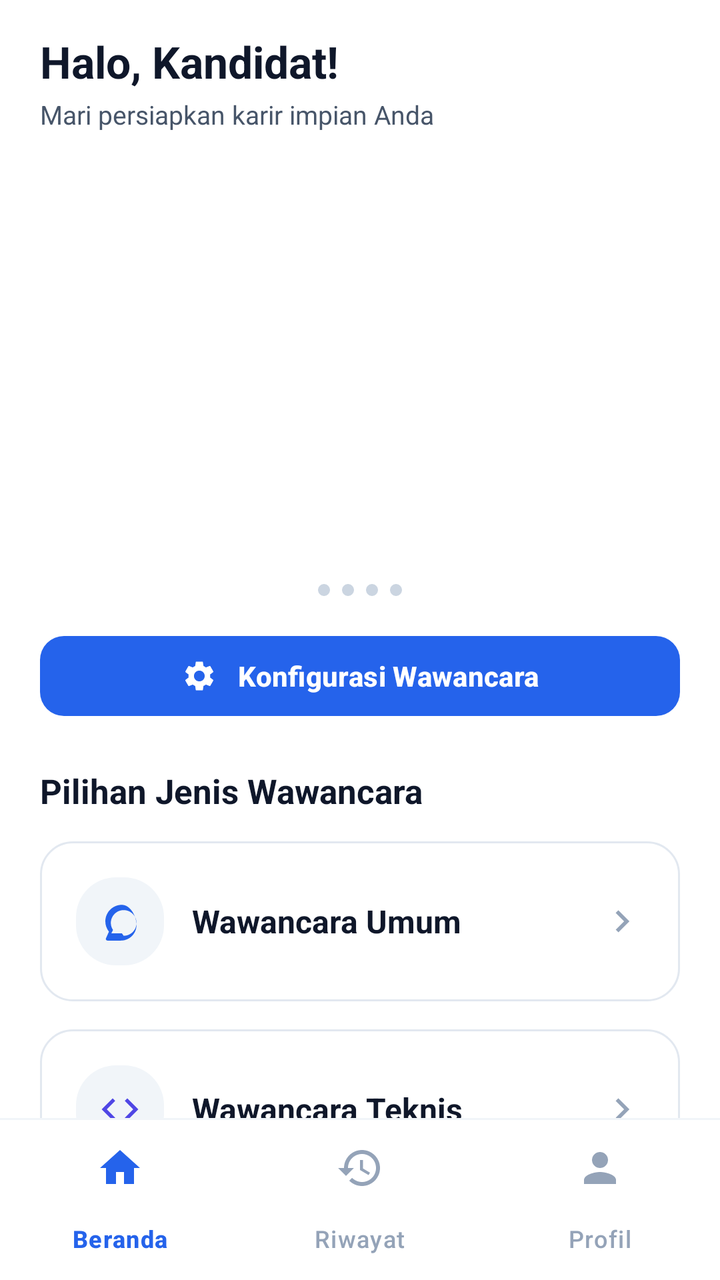
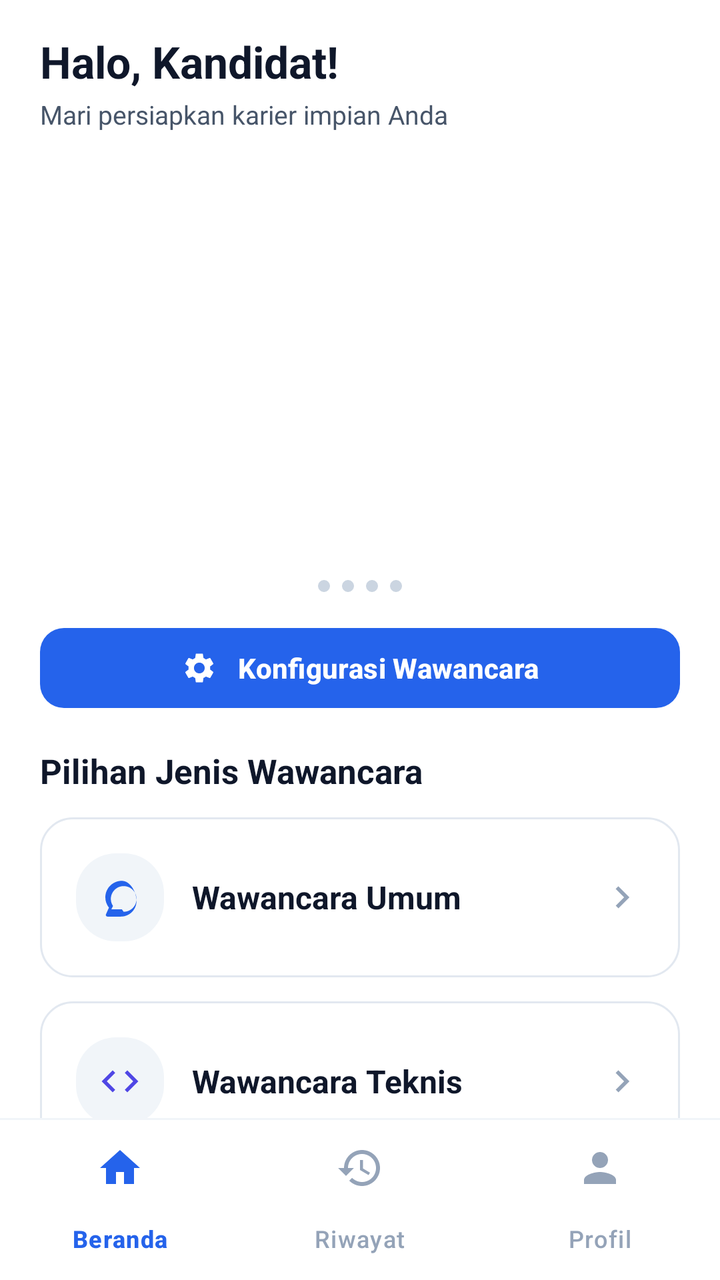

The first picture is an Android layout as it rendered before a commit; the second is the same layout after the commit. The layout source and the unified diff follow.
<!-- AndroidManifest.xml: application theme Theme.InterviewAI -->
<!-- res/layout/activity_home.xml -->
<?xml version="1.0" encoding="utf-8"?>
<LinearLayout xmlns:android="http://schemas.android.com/apk/res/android"
    xmlns:app="http://schemas.android.com/apk/res-auto"
    android:id="@+id/main"
    android:layout_width="match_parent"
    android:layout_height="match_parent"
    android:background="@color/white"
    android:orientation="vertical">

    
    <androidx.core.widget.NestedScrollView
        android:id="@+id/scrollHome"
        android:layout_width="match_parent"
        android:layout_height="0dp"
        android:layout_weight="1"
        android:background="@color/white"
        android:fillViewport="true">

        <LinearLayout
            android:layout_width="match_parent"
            android:layout_height="wrap_content"
            android:orientation="vertical"
            android:paddingHorizontal="20dp"
            android:paddingTop="16dp"
            android:paddingBottom="24dp">

            
            <LinearLayout
                android:layout_width="match_parent"
                android:layout_height="wrap_content"
                android:orientation="vertical"
                android:layout_marginBottom="16dp">

                <TextView
                    android:id="@+id/txtGreeting"
                    android:layout_width="wrap_content"
                    android:layout_height="wrap_content"
                    android:text="Halo, Kandidat!"
                    android:textColor="@color/text_primary"
                    android:textSize="22sp"
                    android:textStyle="bold" />

                <TextView
                    android:layout_width="wrap_content"
                    android:layout_height="wrap_content"
                    android:text="Mari persiapkan karir impian Anda"
                    android:textColor="@color/text_secondary"
                    android:textSize="13sp"
                    android:layout_marginTop="3dp" />
            </LinearLayout>

            
            <androidx.viewpager2.widget.ViewPager2
                android:id="@+id/pagerHeroCarousel"
                android:layout_width="match_parent"
                android:layout_height="200dp" />

            
            <LinearLayout
                android:id="@+id/layoutDotsIndicator"
                android:layout_width="match_parent"
                android:layout_height="wrap_content"
                android:orientation="horizontal"
                android:gravity="center"
                android:layout_marginTop="10dp"
                android:layout_marginBottom="16dp">

                <ImageView
                    android:id="@+id/dot0"
                    android:layout_width="wrap_content"
                    android:layout_height="wrap_content"
                    android:src="@drawable/dot_indicator_selector"
                    android:contentDescription="Slide 1"
                    android:layout_marginHorizontal="3dp" />

                <ImageView
                    android:id="@+id/dot1"
                    android:layout_width="wrap_content"
                    android:layout_height="wrap_content"
                    android:src="@drawable/dot_indicator_selector"
                    android:contentDescription="Slide 2"
                    android:layout_marginHorizontal="3dp" />

                <ImageView
                    android:id="@+id/dot2"
                    android:layout_width="wrap_content"
                    android:layout_height="wrap_content"
                    android:src="@drawable/dot_indicator_selector"
                    android:contentDescription="Slide 3"
                    android:layout_marginHorizontal="3dp" />

                <ImageView
                    android:id="@+id/dot3"
                    android:layout_width="wrap_content"
                    android:layout_height="wrap_content"
                    android:src="@drawable/dot_indicator_selector"
                    android:contentDescription="Slide 4"
                    android:layout_marginHorizontal="3dp" />

            </LinearLayout>

            
            <com.google.android.material.button.MaterialButton
                android:id="@+id/btnInterviewConfig"
                android:layout_width="match_parent"
                android:layout_height="48dp"
                android:text="Konfigurasi Wawancara"
                android:textColor="@color/white"
                android:textSize="14sp"
                android:textStyle="bold"
                app:icon="@drawable/ic_settings"
                app:iconTint="@color/white"
                app:iconGravity="textStart"
                app:iconPadding="10dp"
                app:backgroundTint="@color/primary"
                app:cornerRadius="12dp"
                android:layout_marginBottom="22dp" />

            
            <TextView
                android:id="@+id/txtSectionCategories"
                android:layout_width="wrap_content"
                android:layout_height="wrap_content"
                android:text="Pilihan Jenis Wawancara"
                android:textColor="@color/text_primary"
                android:textSize="17sp"
                android:textStyle="bold"
                android:layout_marginBottom="14dp" />

            
            <LinearLayout
                android:id="@+id/cardInterviewUmum"
                android:layout_width="match_parent"
                android:layout_height="wrap_content"
                android:background="@drawable/bg_card_white"
                android:orientation="vertical"
                android:padding="18dp"
                android:clickable="true"
                android:focusable="true"
                android:foreground="?attr/selectableItemBackground"
                android:layout_marginBottom="14dp">

                <LinearLayout
                    android:layout_width="match_parent"
                    android:layout_height="wrap_content"
                    android:orientation="horizontal"
                    android:gravity="center_vertical">

                    <ImageView
                        android:layout_width="44dp"
                        android:layout_height="44dp"
                        android:background="@drawable/bg_badge_role"
                        android:padding="11dp"
                        android:src="@drawable/ic_psychology"
                        app:tint="@color/primary"
                        android:contentDescription="Wawancara Umum"
                        android:layout_marginEnd="14dp" />

                    <LinearLayout
                        android:layout_width="0dp"
                        android:layout_height="wrap_content"
                        android:layout_weight="1"
                        android:orientation="vertical">

                        <TextView
                            android:layout_width="wrap_content"
                            android:layout_height="wrap_content"
                            android:text="Wawancara Umum"
                            android:textColor="@color/text_primary"
                            android:textSize="16sp"
                            android:textStyle="bold" />

                    
                    </LinearLayout>

                    <ImageView
                        android:layout_width="22dp"
                        android:layout_height="22dp"
                        android:src="@drawable/ic_chevron_right"
                        app:tint="@color/text_muted"
                        android:contentDescription="Mulai"
                        android:layout_marginStart="8dp" />
                </LinearLayout>

               

            </LinearLayout>

            
            <LinearLayout
                android:id="@+id/cardInterviewTeknis"
                android:layout_width="match_parent"
                android:layout_height="wrap_content"
                android:background="@drawable/bg_card_white"
                android:orientation="vertical"
                android:padding="18dp"
                android:clickable="true"
                android:focusable="true"
                android:foreground="?attr/selectableItemBackground"
                android:layout_marginBottom="24dp">

                <LinearLayout
                    android:layout_width="match_parent"
                    android:layout_height="wrap_content"
                    android:orientation="horizontal"
                    android:gravity="center_vertical">

                    <ImageView
                        android:layout_width="44dp"
                        android:layout_height="44dp"
                        android:background="@drawable/bg_badge_role"
                        android:padding="11dp"
                        android:src="@drawable/ic_code"
                        app:tint="@color/accent"
                        android:contentDescription="Wawancara Teknis"
                        android:layout_marginEnd="14dp" />

                    <LinearLayout
                        android:layout_width="0dp"
                        android:layout_height="wrap_content"
                        android:layout_weight="1"
                        android:orientation="vertical">

                        <TextView
                            android:layout_width="wrap_content"
                            android:layout_height="wrap_content"
                            android:text="Wawancara Teknis"
                            android:textColor="@color/text_primary"
                            android:textSize="16sp"
                            android:textStyle="bold" />

                    
                    </LinearLayout>

                    <ImageView
                        android:layout_width="22dp"
                        android:layout_height="22dp"
                        android:src="@drawable/ic_chevron_right"
                        app:tint="@color/text_muted"
                        android:contentDescription="Pilih Bidang"
                        android:layout_marginStart="8dp" />
                </LinearLayout>

             

            </LinearLayout>

        </LinearLayout>
    </androidx.core.widget.NestedScrollView>

    
    <View
        android:layout_width="match_parent"
        android:layout_height="1dp"
        android:background="@color/divider" />

    
    <com.google.android.material.bottomnavigation.BottomNavigationView
        android:id="@+id/bottomNavHome"
        android:layout_width="match_parent"
        android:layout_height="wrap_content"
        android:background="@color/white"
        app:elevation="8dp"
        app:itemIconTint="@color/bottom_nav_color_selector"
        app:itemTextColor="@color/bottom_nav_color_selector"
        app:labelVisibilityMode="labeled"
        app:menu="@menu/bottom_nav_menu" />

</LinearLayout>
<!-- resources referenced by this layout -->
<resources>
  <color name="accent">#4F46E5</color>
  <color name="divider">#F1F5F9</color>
  <color name="primary">#2563EB</color>
  <color name="text_muted">#94A3B8</color>
  <color name="text_primary">#0F172A</color>
  <color name="text_secondary">#475569</color>
  <color name="white">#FFFFFF</color>
  <!-- drawable bg_badge_role (drawable) -->
  <?xml version="1.0" encoding="utf-8"?>
  <shape xmlns:android="http://schemas.android.com/apk/res/android"
      android:shape="rectangle">
      <solid android:color="@color/divider" />
      <corners android:radius="20dp" />
  </shape>
  <!-- drawable bg_card_white (drawable) -->
  <?xml version="1.0" encoding="utf-8"?>
  <shape xmlns:android="http://schemas.android.com/apk/res/android"
      android:shape="rectangle">
      <solid android:color="@color/surface_card" />
      <corners android:radius="16dp" />
      <stroke
          android:width="1dp"
          android:color="@color/surface_stroke" />
  </shape>
  <!-- drawable dot_indicator_selector (drawable) -->
  <?xml version="1.0" encoding="utf-8"?>
  <selector xmlns:android="http://schemas.android.com/apk/res/android">
      <item android:state_selected="true">
          <shape android:shape="rectangle">
              <size android:width="20dp" android:height="6dp" />
              <corners android:radius="3dp" />
              <solid android:color="@color/primary" />
          </shape>
      </item>
      <item>
          <shape android:shape="oval">
              <size android:width="6dp" android:height="6dp" />
              <solid android:color="#CBD5E1" />
          </shape>
      </item>
  </selector>
  <!-- drawable ic_chevron_right (drawable) -->
  <vector xmlns:android="http://schemas.android.com/apk/res/android"
      android:width="24dp"
      android:height="24dp"
      android:viewportWidth="24"
      android:viewportHeight="24">
    <path
        android:fillColor="@color/text_muted"
        android:pathData="M10,6L8.59,7.41 13.17,12l-4.58,4.59L10,18l6,-6z"/>
  </vector>
  <!-- drawable ic_code (drawable) -->
  <vector xmlns:android="http://schemas.android.com/apk/res/android"
      android:width="24dp"
      android:height="24dp"
      android:viewportWidth="24"
      android:viewportHeight="24">
    <path
        android:fillColor="@color/primary"
        android:pathData="M9.4,16.6L4.8,12l4.6,-4.6L8,6l-6,6 6,6 1.4,-1.4zm5.2,0l4.6,-4.6 -4.6,-4.6L16,6l6,6 -6,6 -1.4,-1.4z"/>
  </vector>
  <!-- drawable ic_psychology (drawable) -->
  <vector xmlns:android="http://schemas.android.com/apk/res/android"
      android:width="24dp"
      android:height="24dp"
      android:viewportWidth="24"
      android:viewportHeight="24">
    <path
        android:fillColor="@color/primary"
        android:pathData="M13,3c-4.97,0 -9,4.03 -9,9 0,2.12 0.74,4.07 1.97,5.61L4.35,21.24c-0.29,0.59 0.14,1.26 0.8,1.26h7.35c4.69,0 8.5,-3.81 8.5,-8.5S17.69,3 13,3zm0,15.5H7.28l0.9,-1.8c-0.74,-1.09 -1.18,-2.4 -1.18,-3.82 0,-3.86 3.14,-7 7,-7s7,3.14 7,7 -3.14,7 -7,7z"/>
  </vector>
  <style name="Theme.InterviewAI" parent="Base.Theme.InterviewAI" />
  <color name="surface_card">#FFFFFF</color>
  <color name="surface_stroke">#E2E8F0</color>
  <style name="Base.Theme.InterviewAI" parent="Theme.Material3.DayNight.NoActionBar">
          
          <item name="colorPrimary">@color/primary</item>
          <item name="colorOnPrimary">@color/on_primary</item>
          <item name="colorPrimaryContainer">@color/primary_container</item>
          <item name="colorSecondary">@color/secondary</item>
  
          
          <item name="android:windowBackground">@color/white</item>
          <item name="android:statusBarColor">@color/white</item>
          <item name="android:windowLightStatusBar">true</item>
          <item name="android:navigationBarColor">@color/white</item>
          <item name="android:windowLightNavigationBar" tools:targetApi="o_mr1">true</item>
      </style>
  <color name="on_primary">#FFFFFF</color>
  <color name="primary_container">#EFF6FF</color>
  <color name="secondary">#0D9488</color>
  <!-- unchanged entries left out for length: 1 -->
</resources>

<!-- the commit's change to res/layout/activity_home.xml (unified diff, before → after) -->
@@ -43,7 +43,7 @@
                 <TextView
                     android:layout_width="wrap_content"
                     android:layout_height="wrap_content"
-                    android:text="Mari persiapkan karir impian Anda"
+                    android:text="Mari persiapkan karier impian Anda"
                     android:textColor="@color/text_secondary"
                     android:textSize="13sp"
                     android:layout_marginTop="3dp" />
@@ -62,8 +62,8 @@
                 android:layout_height="wrap_content"
                 android:orientation="horizontal"
                 android:gravity="center"
-                android:layout_marginTop="10dp"
-                android:layout_marginBottom="16dp">
+                android:layout_marginTop="8dp"
+                android:layout_marginBottom="14dp">
 
                 <ImageView
                     android:id="@+id/dot0"
@@ -114,7 +114,7 @@
                 app:iconPadding="10dp"
                 app:backgroundTint="@color/primary"
                 app:cornerRadius="12dp"
-                android:layout_marginBottom="22dp" />
+                android:layout_marginBottom="16dp" />
 
             
             <TextView
@@ -125,7 +125,7 @@
                 android:textColor="@color/text_primary"
                 android:textSize="17sp"
                 android:textStyle="bold"
-                android:layout_marginBottom="14dp" />
+                android:layout_marginBottom="12dp" />
 
             
             <LinearLayout
@@ -138,7 +138,7 @@
                 android:clickable="true"
                 android:focusable="true"
                 android:foreground="?attr/selectableItemBackground"
-                android:layout_marginBottom="14dp">
+                android:layout_marginBottom="12dp">
 
                 <LinearLayout
                     android:layout_width="match_parent"
@@ -197,7 +197,7 @@
                 android:clickable="true"
                 android:focusable="true"
                 android:foreground="?attr/selectableItemBackground"
-                android:layout_marginBottom="24dp">
+                android:layout_marginBottom="16dp">
 
                 <LinearLayout
                     android:layout_width="match_parent"
@@ -264,6 +264,7 @@
         app:itemIconTint="@color/bottom_nav_color_selector"
         app:itemTextColor="@color/bottom_nav_color_selector"
         app:labelVisibilityMode="labeled"
+        app:itemBackground="@null"
         app:menu="@menu/bottom_nav_menu" />
 
 </LinearLayout>
<!-- resource entries referenced after the edit -->
@@ -80,6 +80,7 @@
           <item name="colorOnPrimary">@color/on_primary</item>
           <item name="colorPrimaryContainer">@color/primary_container</item>
           <item name="colorSecondary">@color/secondary</item>
+          <item name="colorSecondaryContainer">@android:color/transparent</item>
   
           
           <item name="android:windowBackground">@color/white</item>
